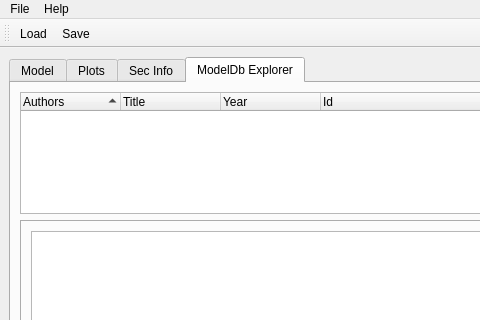
Above: src/neuronvisio/ui/neuronvisio.ui from mattions/neuronvisio before the change; both pictures show x 0 to 480 and y 0 to 320 of the 563 by 461 pixel window. Below: the same form after it.
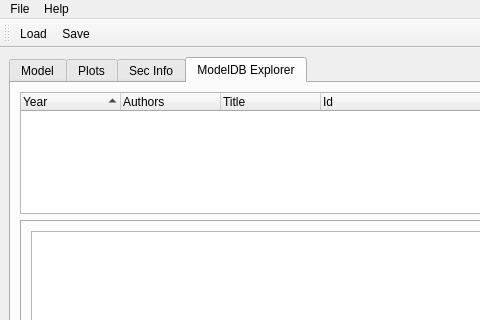
That is the form after the change. The open tabs and pages were chosen to show the change. Icons and pictures are not drawn.

Commit message: Renamed ModelDB, and rearranged the order of the colunms.

```diff
--- a/src/neuronvisio/ui/neuronvisio.ui
+++ b/src/neuronvisio/ui/neuronvisio.ui
@@ -395,7 +395,7 @@
         <string>ModelDb explorer</string>
        </property>
        <attribute name="title">
-        <string>ModelDb Explorer</string>
+        <string>ModelDB Explorer</string>
        </attribute>
        <layout class="QVBoxLayout" name="verticalLayout_6">
         <item>
@@ -424,6 +424,11 @@
              <property name="columnCount">
               <number>4</number>
              </property>
+             <column>
+              <property name="text">
+               <string>Year</string>
+              </property>
+             </column>
              <column>
               <property name="text">
                <string>Authors</string>
@@ -434,11 +439,6 @@
                <string>Title</string>
               </property>
              </column>
-             <column>
-              <property name="text">
-               <string>Year</string>
-              </property>
-             </column>
              <column>
               <property name="text">
                <string>Id</string>
```
The commit also changes 1 other file.
